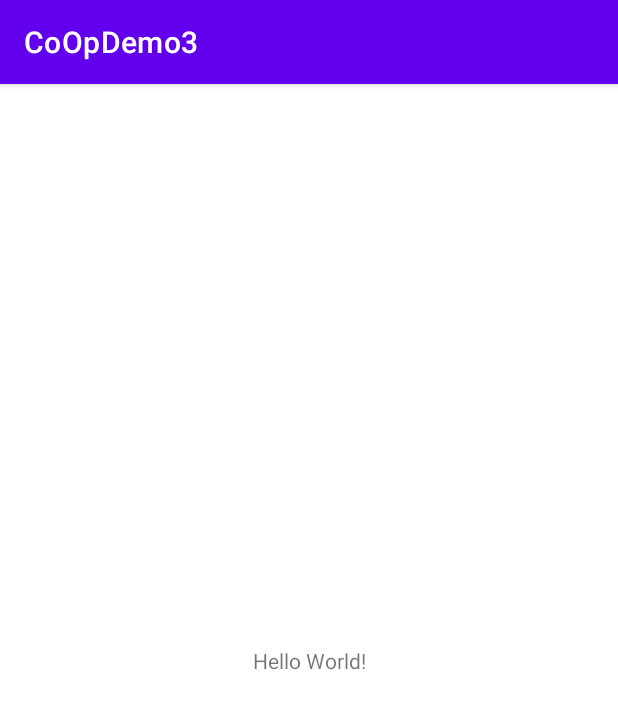
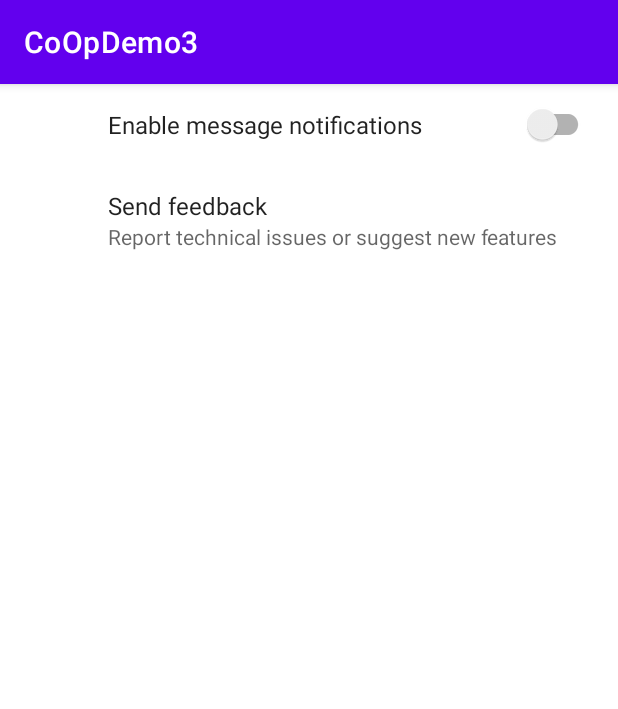
Before and after one commit to naidong-zhang/co-op-demo-3, an Android app: the screen it shows after launch (MainActivity), on a phone screen of 412 x 824 dp. Shown: the top 709 px of the screen. Run offline under Robolectric (Android 15) with nearby library versions, the phone set to English and light mode, and no system bars; our stand-ins replace androidx.preference.

Commit message:
Add PreferenceFragment into MainActivity.
Add some simple preferences.

```diff
--- a/app/build.gradle
+++ b/app/build.gradle
@@ -34,7 +34,7 @@ dependencies {
     implementation 'com.google.android.material:material:1.7.0'
     implementation 'androidx.constraintlayout:constraintlayout:2.1.4'
 
-    implementation "androidx.preference:preference:1.2.0"
+    implementation "androidx.preference:preference:1.1.1"
 
     testImplementation 'junit:junit:4.13.2'
     androidTestImplementation 'androidx.test.ext:junit:1.1.3'
--- /dev/null
+++ b/app/src/main/java/com/rrc/coopdemo3/MySettingsFragment.java
@@ -0,0 +1,13 @@
+package com.rrc.coopdemo3;
+
+import android.os.Bundle;
+
+import androidx.annotation.Nullable;
+import androidx.preference.PreferenceFragmentCompat;
+
+public class MySettingsFragment extends PreferenceFragmentCompat {
+    @Override
+    public void onCreatePreferences(@Nullable Bundle savedInstanceState, @Nullable String rootKey) {
+        setPreferencesFromResource(R.xml.preferences, rootKey);
+    }
+}
--- a/app/src/main/res/layout/activity_main.xml
+++ b/app/src/main/res/layout/activity_main.xml
@@ -6,13 +6,9 @@
     android:layout_height="match_parent"
     tools:context=".MainActivity">
 
-    <TextView
-        android:layout_width="wrap_content"
-        android:layout_height="wrap_content"
-        android:text="Hello World!"
-        app:layout_constraintBottom_toBottomOf="parent"
-        app:layout_constraintEnd_toEndOf="parent"
-        app:layout_constraintStart_toStartOf="parent"
-        app:layout_constraintTop_toTopOf="parent" />
-
+    <androidx.fragment.app.FragmentContainerView
+        android:id="@+id/settings_container"
+        android:name="com.rrc.coopdemo3.MySettingsFragment"
+        android:layout_width="match_parent"
+        android:layout_height="match_parent" />
 </androidx.constraintlayout.widget.ConstraintLayout>
--- a/app/src/main/res/values/strings.xml
+++ b/app/src/main/res/values/strings.xml
@@ -1,3 +1,5 @@
 <resources>
     <string name="app_name">CoOpDemo3</string>
+    <!-- TODO: Remove or change this placeholder text -->
+    <string name="hello_blank_fragment">Hello blank fragment</string>
 </resources>
--- /dev/null
+++ b/app/src/main/res/xml/preferences.xml
@@ -0,0 +1,14 @@
+<?xml version="1.0" encoding="utf-8"?>
+<PreferenceScreen
+    xmlns:android="http://schemas.android.com/apk/res/android"
+    xmlns:app="http://schemas.android.com/apk/res-auto">
+
+    <SwitchPreferenceCompat
+        app:key="notifications"
+        app:title="Enable message notifications" />
+
+    <Preference
+        app:key="feedback"
+        app:title="Send feedback"
+        app:summary="Report technical issues or suggest new features" />
+</PreferenceScreen>
```
